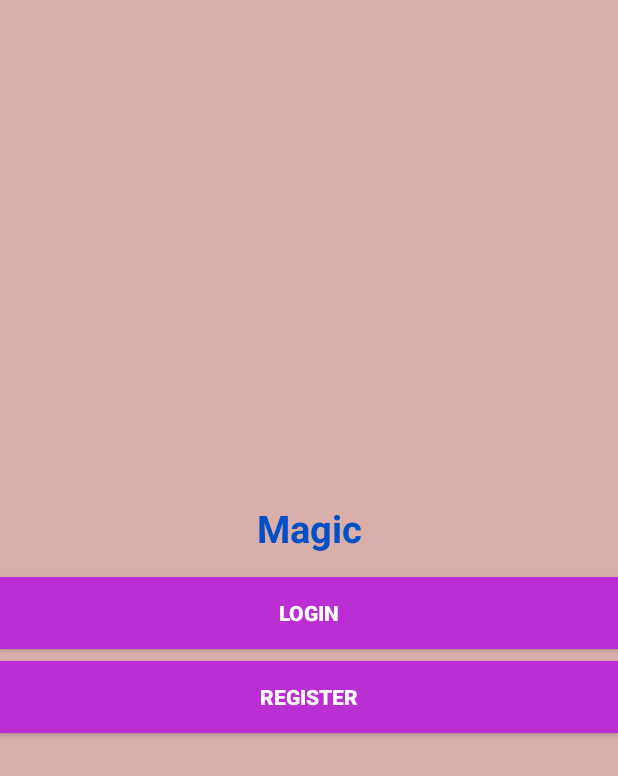
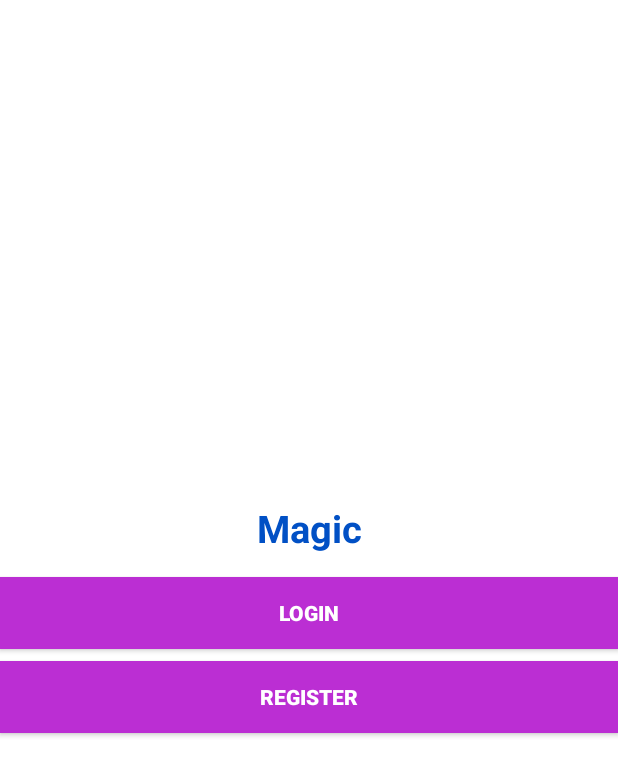
Before and after one commit to Vikramvicky00/MyChatApp, an Android app: the screen it shows after launch (StartActivity), on a phone screen of 412 x 824 dp. Shown: the top 776 px of the screen. Run offline under Robolectric (Android 15) with nearby library versions, the phone set to English and light mode, and no system bars; our stand-ins replace Firebase (no records; nobody signed in at launch, a user with empty details on screens opened directly).

Commit message:
Update activity_start.xml

```diff
--- a/app/src/main/res/layout/activity_start.xml
+++ b/app/src/main/res/layout/activity_start.xml
@@ -6,7 +6,7 @@
     android:gravity="center"
     android:layout_height="match_parent"
     tools:context=".StartActivity"
-    android:background="#DAAEAB">
+    android:background="#FFFFFF">
 
     <Button
         android:id="@+id/login"
```
